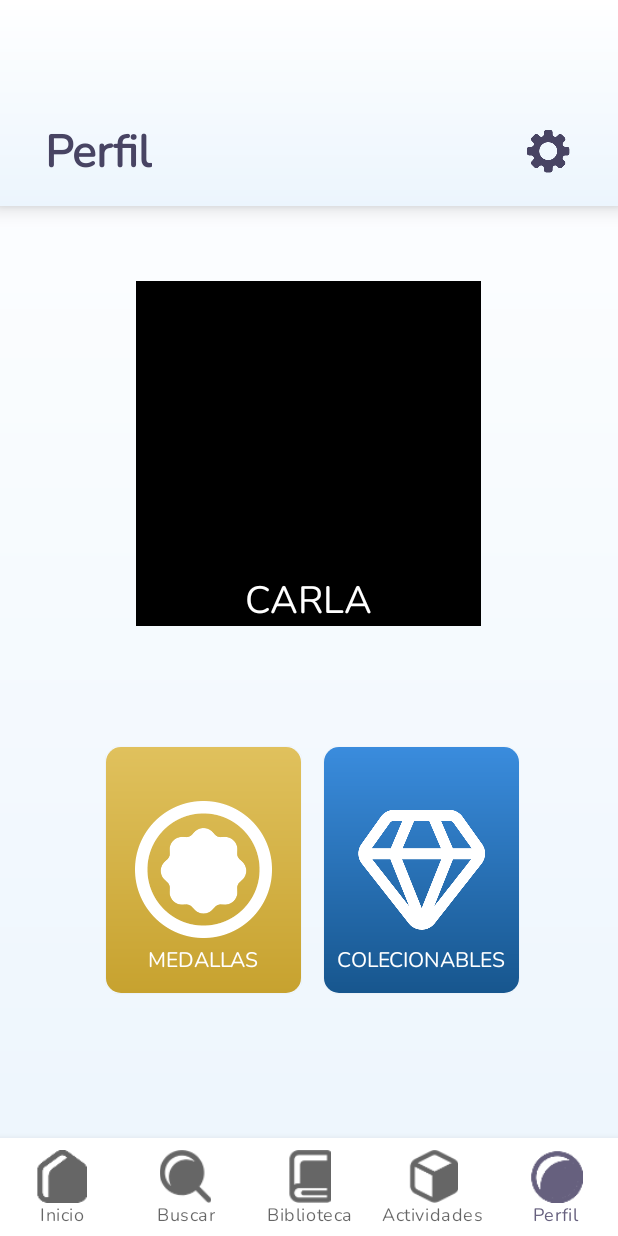
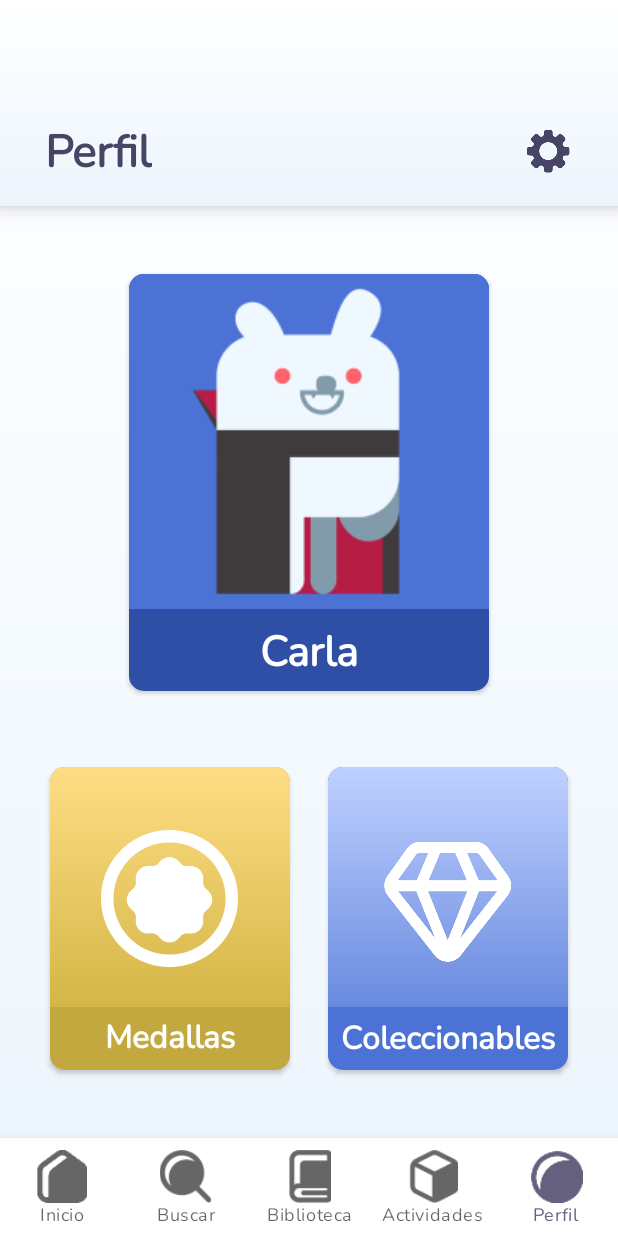
Before and after one commit to oscarromanr/TofiLecturaApp, an Android app: the PerfilFragment screen opened through its navigation route, on a phone screen of 412 x 824 dp. Run offline under Robolectric (Android 15) with nearby library versions, the phone set to English and light mode, and no system bars; our stand-ins replace navigation-ui.

Commit message:
Correcciones de revision anterior agregados:
     - Tamaños de botones, titulos y subtitulos modificados.
     - Corregido diseño de pantalla editar perfil.
     - Corregida pantalla de buscar libros, buscador con formato adecuado, avance en la corrección del cell de categoria, problemas por resolver.
     - Agregados drawables para los botones de editar perfil, etc.
     - Eliminados drawable "btn_color" y "btn_color2"

```diff
--- a/app/src/main/res/drawable/btn_color.xml
+++ /dev/null
@@ -1,19 +0,0 @@
-<?xml version="1.0" encoding="utf-8"?>
-<layer-list xmlns:android="http://schemas.android.com/apk/res/android">
-<item>
-<shape android:shape="rectangle">
-        <corners android:radius="10dp"/>
-<gradient android:startColor="#17568E"
-    android:endColor="#3A8CDD"
-    android:type="linear"
-    android:angle="90"/>
-
-</shape>
-</item>
-    <item>
-        <bitmap
-            android:src="@drawable/diamante"
-            android:gravity="center" />
-    </item>
-
-</layer-list>
--- a/app/src/main/res/drawable/btn_color2.xml
+++ /dev/null
@@ -1,18 +0,0 @@
-<?xml version="1.0" encoding="utf-8"?>
-<layer-list xmlns:android="http://schemas.android.com/apk/res/android">
-    <item>
-        <shape android:shape="rectangle">
-            <corners android:radius="10dp"/>
-            <gradient
-                android:startColor="#C7A22F"
-                android:endColor="#E0C15D"
-                android:type="linear"
-                android:angle="90"/>
-        </shape>
-    </item>
-    <item>
-        <bitmap
-            android:src="@drawable/medallas"
-            android:gravity="center" />
-    </item>
-</layer-list>
--- /dev/null
+++ b/app/src/main/res/drawable/gradient_btn_collectables.xml
@@ -0,0 +1,24 @@
+<?xml version="1.0" encoding="utf-8"?>
+<layer-list xmlns:android="http://schemas.android.com/apk/res/android">
+
+    <item>
+        <shape android:shape="rectangle">
+            <corners android:radius="10dp"/>
+            <solid android:color="#4B72D4"/>
+        </shape>
+    </item>
+
+    <item android:bottom="42dp">
+        <shape android:shape="rectangle">
+            <corners
+                android:topLeftRadius="10dp"
+                android:topRightRadius="10dp"/>
+            <gradient
+                android:startColor="#698ADF"
+                android:endColor="#BFD1FF"
+                android:type="linear"
+                android:angle="90"/>
+        </shape>
+    </item>
+
+</layer-list>
--- /dev/null
+++ b/app/src/main/res/drawable/gradient_btn_medals.xml
@@ -0,0 +1,24 @@
+<?xml version="1.0" encoding="utf-8"?>
+<layer-list xmlns:android="http://schemas.android.com/apk/res/android">
+
+    <item>
+        <shape android:shape="rectangle">
+            <corners android:radius="10dp"/>
+            <solid android:color="#C3A840"/>
+        </shape>
+    </item>
+
+    <item android:bottom="42dp">
+        <shape android:shape="rectangle">
+            <corners
+                android:topLeftRadius="10dp"
+                android:topRightRadius="10dp"/>
+            <gradient
+                android:startColor="#d4b646"
+                android:endColor="#FFDD85"
+                android:type="linear"
+                android:angle="90"/>
+        </shape>
+    </item>
+
+</layer-list>
--- /dev/null
+++ b/app/src/main/res/drawable/gradient_btn_profile.xml
@@ -0,0 +1,21 @@
+<?xml version="1.0" encoding="utf-8"?>
+<layer-list xmlns:android="http://schemas.android.com/apk/res/android">
+    <item>
+        <shape android:shape="rectangle">
+            <corners android:radius="10dp"/>
+            <solid android:color="#2E4FA5"/>
+        </shape>
+    </item>
+    <item android:bottom="55dp">
+        <shape android:shape="rectangle">
+            <corners
+                android:topLeftRadius="10dp"
+                android:topRightRadius="10dp"/>
+            <gradient
+                android:startColor="#4B72D4"
+                android:endColor="#4B72D4"
+                android:type="linear"
+                android:angle="90"/>
+        </shape>
+    </item>
+</layer-list>
--- a/app/src/main/res/layout/activity_configure_profile.xml
+++ b/app/src/main/res/layout/activity_configure_profile.xml
@@ -27,7 +27,7 @@
         android:paddingRight="40dp"
         android:text="Configura tu perfil"
         android:textColor="@color/text"
-        android:textSize="@dimen/titles"
+        android:textSize="@dimen/titlesNew"
         android:textStyle="bold"
         android:layout_marginBottom="24dp" />
 
--- a/app/src/main/res/layout/activity_favorite_themes.xml
+++ b/app/src/main/res/layout/activity_favorite_themes.xml
@@ -30,7 +30,7 @@
         android:paddingRight="40dp"
         android:paddingBottom="12dp"
         android:textColor="@color/text"
-        android:textSize="@dimen/titles"
+        android:textSize="@dimen/titlesNew"
         android:textStyle="bold"/>
 
     <TextView
--- a/app/src/main/res/layout/activity_libro_detail.xml
+++ b/app/src/main/res/layout/activity_libro_detail.xml
@@ -70,7 +70,7 @@
             android:fontFamily="@font/nunito_regular"
             android:text="Kayla Miller"
             android:textColor="@color/black"
-            android:textSize="16sp" />
+            android:textSize="18sp" />
 
         <TextView
             android:id="@+id/tvBookPages"
@@ -82,7 +82,7 @@
             android:fontFamily="@font/nunito_regular"
             android:text="192 Páginas"
             android:textColor="@color/black"
-            android:textSize="16sp" />
+            android:textSize="18sp" />
 
         <GridView
             android:id="@+id/gvCategories"
@@ -105,7 +105,7 @@
             android:fontFamily="@font/nunito_regular"
             android:text="Todo el mundo busca su lugar, y Olivia quiere encontrar el suyo. Olivia cree encajar con todos sus compañeros, hasta que un día se da cuenta de que la realidad no es así. Con la actuación acercándose a cada minuto, ¿podrá encontrar Olivia su propio lugar en el espectáculo antes de que suba el telón?"
             android:textColor="@color/black"
-            android:textSize="16sp" />
+            android:textSize="18sp" />
 
 
     </LinearLayout>
--- a/app/src/main/res/layout/activity_login.xml
+++ b/app/src/main/res/layout/activity_login.xml
@@ -97,7 +97,7 @@
         android:textStyle="bold"
         android:textAllCaps="false"
         android:textColor="@color/text"
-        android:textSize="@dimen/buttons" />
+        android:textSize="@dimen/buttonsLogin" />
 
     <androidx.appcompat.widget.AppCompatButton
         android:id="@+id/btnRegister"
@@ -105,7 +105,7 @@
         android:layout_height="80dp"
         android:textColor="@color/text"
         android:text="@string/register"
-        android:textSize="@dimen/buttons"
+        android:textSize="@dimen/buttonsLogin"
         android:textStyle="bold"
         android:textAllCaps="false"
         android:layout_marginTop="16dp"
--- a/app/src/main/res/layout/activity_register.xml
+++ b/app/src/main/res/layout/activity_register.xml
@@ -29,7 +29,7 @@
         android:paddingLeft="40dp"
         android:paddingRight="40dp"
         android:textColor="@color/text"
-        android:textSize="@dimen/titles"
+        android:textSize="@dimen/titlesNew"
         android:textStyle="bold"
         />
 
@@ -130,7 +130,7 @@
             android:layout_height="72dp"
             android:textColor="@color/text"
             android:text="@string/register"
-            android:textSize="@dimen/buttons"
+            android:textSize="@dimen/buttonsLogin"
             android:textStyle="bold"
             android:textAllCaps="false"
             android:layout_marginTop="16dp"
--- a/app/src/main/res/layout/cell_categoria.xml
+++ b/app/src/main/res/layout/cell_categoria.xml
@@ -15,6 +15,6 @@
         android:text="Fantasia"
         android:textAllCaps="false"
         android:textColor="@color/categoryName"
-        android:textSize="14dp" />
+        android:textSize="16dp" />
 
 </LinearLayout>
--- a/app/src/main/res/layout/fragment_perfil.xml
+++ b/app/src/main/res/layout/fragment_perfil.xml
@@ -5,6 +5,7 @@
     android:layout_height="match_parent"
     tools:context=".PerfilFragment"
     android:orientation="vertical"
+    android:gravity="center"
     android:background="@drawable/gradient_book">
 
     <LinearLayout
@@ -44,46 +45,56 @@
     </LinearLayout>
 
 
-    <ImageView
-        android:id="@+id/imagenLibro"
-        android:layout_width="230dp"
-        android:layout_height="230dp"
-        android:layout_marginTop="50dp"
-        android:layout_gravity="center"
-        android:background="@color/black"
-        android:scaleType="fitXY" />
+    <androidx.appcompat.widget.AppCompatButton
+        android:textAllCaps="false"
+        android:layout_width="240dp"
+        android:layout_height="278dp"
+        android:layout_marginTop="45dp"
+        android:paddingTop="8dp"
+        android:drawablePadding="10dp"
+        android:drawableTop="@drawable/avatarprofile"
+        android:background="@drawable/gradient_btn_profile"
+        android:text="Carla"
+        android:textStyle="bold"
+        android:textSize="28sp"
+        android:textColor="@color/white"
+        android:elevation="15dp"/>
 
-    <TextView
-        android:layout_width="wrap_content"
-        android:layout_height="wrap_content"
-        android:textAllCaps="true"
-        android:text="Carla"
-        android:textColor="@color/white"
-        android:layout_gravity="center"
-        android:layout_marginLeft="0dp"
-        android:layout_marginTop="-35dp"
-        android:textSize="25sp" />
+    <LinearLayout
+        android:layout_width="match_parent"
+        android:layout_height="match_parent"
+        android:layout_marginTop="-60dp"
+        android:orientation="horizontal"
+        android:gravity="center">
 
-    <androidx.appcompat.widget.AppCompatButton
-        android:layout_width="130dp"
-        android:layout_height="164dp"
-        android:layout_gravity="center"
-        android:paddingTop="120dp"
-        android:background="@drawable/btn_color2"
-        android:text="Medallas"
-        android:textColor="@color/white"
-        android:layout_marginLeft="-70dp"
-        android:layout_marginTop="80dp" />
+        <androidx.appcompat.widget.AppCompatButton
+            android:textAllCaps="false"
+            android:layout_width="160dp"
+            android:layout_height="202dp"
+            android:paddingTop="42dp"
+            android:drawableTop="@drawable/medallas"
+            android:drawablePadding="25dp"
+            android:background="@drawable/gradient_btn_medals"
+            android:text="Medallas"
+            android:textStyle="bold"
+            android:textSize="21sp"
+            android:textColor="@color/white"
+            android:elevation="15dp"/>
 
-    <androidx.appcompat.widget.AppCompatButton
-        android:layout_width="130dp"
-        android:layout_height="164dp"
-        android:layout_gravity="center"
-        android:layout_marginLeft="75dp"
-        android:paddingTop="120dp"
-        android:text="Colecionables"
-        android:textColor="@color/white"
-        android:background="@drawable/btn_color"
-        android:layout_marginTop="-164dp"/>
+        <androidx.appcompat.widget.AppCompatButton
+            android:textAllCaps="false"
+            android:layout_marginLeft="25dp"
+            android:layout_width="160dp"
+            android:layout_height="202dp"
+            android:paddingTop="50dp"
+            android:drawableTop="@drawable/diamante"
+            android:drawablePadding="30dp"
+            android:background="@drawable/gradient_btn_collectables"
+            android:text="Coleccionables"
+            android:textStyle="bold"
+            android:textSize="21sp"
+            android:textColor="@color/white"
+            android:elevation="15dp"/>
+    </LinearLayout>
 
 </LinearLayout>
--- a/app/src/main/res/values/dimens.xml
+++ b/app/src/main/res/values/dimens.xml
@@ -2,6 +2,8 @@
 <resources>
     <dimen name="buttons">20sp</dimen>
     <dimen name="titles">24sp</dimen>
+    <dimen name="titlesNew">26sp</dimen>
     <dimen name="subtitles">20sp</dimen>
     <dimen name="text">16sp</dimen>
+    <dimen name="buttonsLogin">22sp</dimen>
 </resources>
```
Also changed, not shown: app/src/main/res/drawable/gradient_white_cell.xml (added, +9 -0 lines), app/src/main/res/drawable/ic_icon_magnifying_glass.xml (added, +11 -0 lines), app/src/main/res/drawable/imagen_categoria_buscar.xml (+4 -5 lines), app/src/main/res/layout/cell_categoria_buscar.xml (+10 -10 lines), app/src/main/res/layout/fragment_buscar.xml (+20 -8 lines), app/src/main/res/drawable/avatarprofile.png (added).
